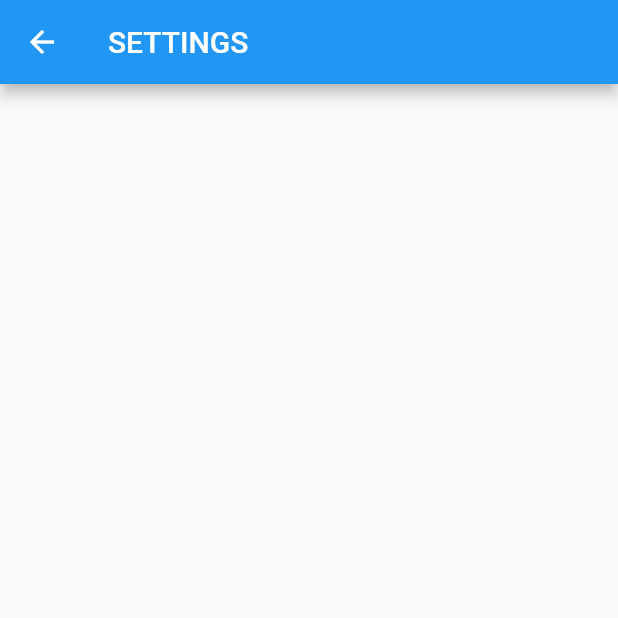
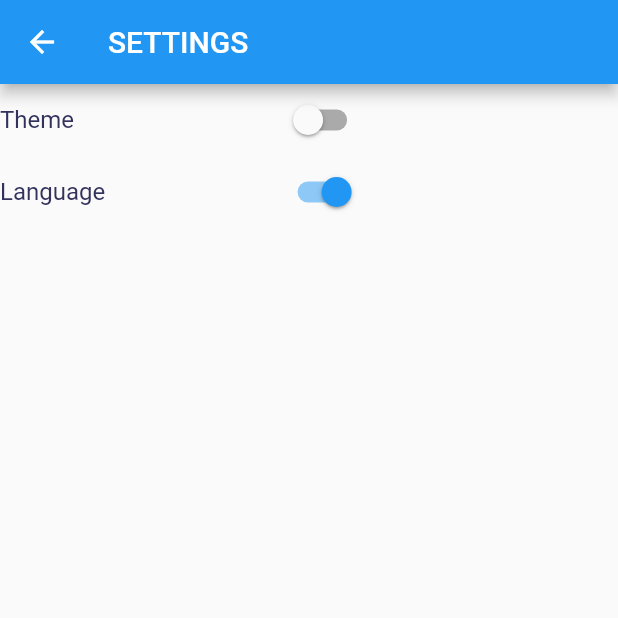
Before and after one commit to cuptry/first, a Flutter app: the SettingsPage screen opened by its route, on a phone screen of 412 x 824 dp, the top half of it. Run offline on Flutter 3.47's test engine with Material 2 defaults, Android fonts, the phone set to English and light mode, and no system bars; our stand-ins replace flutter_screenutil, get, google_mobile_ads; network calls fail.

Commit message:
설정중 -언어 설정중

```diff
--- a/lib/screens/home.dart
+++ b/lib/screens/home.dart
@@ -16,7 +16,9 @@ class StartPage extends StatelessWidget {
   Widget build(BuildContext context) {
     return Scaffold(
       appBar: AppBar(
+        leading: IconButton(onPressed:(){ Get.toNamed('/settingspage');}, icon: Icon(Icons.settings)),
         title: const Text('Testing'),
+
       ),
       body: SingleChildScrollView(
         child: Center(
--- a/lib/screens/settings.dart
+++ b/lib/screens/settings.dart
@@ -1,3 +1,4 @@
+import 'package:first/themes/settingsthemes/themechange.dart';
 import 'package:flutter/cupertino.dart';
 import 'package:flutter/material.dart';
 import 'package:get/get_utils/src/extensions/internacionalization.dart';
@@ -12,7 +13,14 @@ class SettingsPage extends StatelessWidget{
       body: SingleChildScrollView(
         child: Center(
           child: Column(
-            children: [],
+            children: [
+              Row(
+                children: [SettingsTitles(title: '테마'),Themechange()],
+              ),
+              Row(
+                children: [SettingsTitles(title: '언어'),Langchange()],
+              ),
+            ],
           ),
         ),
       ),
--- a/lib/themes/homethemes/outputexpresses.dart
+++ b/lib/themes/homethemes/outputexpresses.dart
@@ -1,4 +1,4 @@
-// ignore_for_file: prefer_const_constructors
+// ignore_for_file: prefer_const_constructors, avoid_unnecessary_containers
 
 import 'package:flutter/material.dart';
 import 'package:get/get.dart';
--- a/lib/themes/homethemes/resetbutton.dart
+++ b/lib/themes/homethemes/resetbutton.dart
@@ -12,6 +12,7 @@ class Resetbutton{
       child: Text(
         "초기화".tr,
         textAlign: TextAlign.center,
+        // ignore: prefer_const_constructors
         style: TextStyle(
             fontSize: 12.0,
             fontWeight: FontWeight.bold),
--- /dev/null
+++ b/lib/themes/settingsthemes/themechange.dart
@@ -0,0 +1,62 @@
+import 'package:flutter/material.dart';
+import 'package:get/get.dart';
+import 'package:get/get_utils/src/extensions/internacionalization.dart';
+
+class SettingsTitles extends StatelessWidget {
+  SettingsTitles({required this.title});
+
+  String title;
+
+  @override
+  Widget build(BuildContext context) {
+    return Container(
+      width: MediaQuery.of(context).size.width * 0.45,
+      child: Text(title.tr,
+          style:
+              TextStyle(color: Color.fromRGBO(50, 50, 93, 1), fontSize: 16.0)),
+    );
+  }
+}
+
+// 테마 변경
+class Themechange extends StatelessWidget {
+  RxBool isSwitched = Get.isDarkMode ? true.obs : false.obs;
+
+  @override
+  Widget build(BuildContext context) {
+    return Container(
+      child: Obx(
+        () => Switch(
+          value: isSwitched.value,
+          onChanged: (checked) {
+            Get.changeTheme(checked ? ThemeData.dark() : ThemeData.light());
+            isSwitched.value = checked;
+          },
+        ),
+      ),
+    );
+  }
+}
+
+//언어 변경
+class Langchange extends StatelessWidget {
+  RxBool iskorea =
+      Get.deviceLocale == Locale('ko', 'KR') ? false.obs : true.obs;
+
+  @override
+  Widget build(BuildContext context) {
+    return Container(
+      child: Obx(() => Switch(
+          value: iskorea.value,
+          onChanged: (checked) {
+            checked ? Get.updateLocale(Locale('ko', 'KR')) : Get.updateLocale(Locale('en', 'US'));
+            print(iskorea);
+            iskorea.value = checked;
+            print(Get.deviceLocale);
+            print(iskorea);
+          },
+        ),
+      ),
+    );
+  }
+}
```
